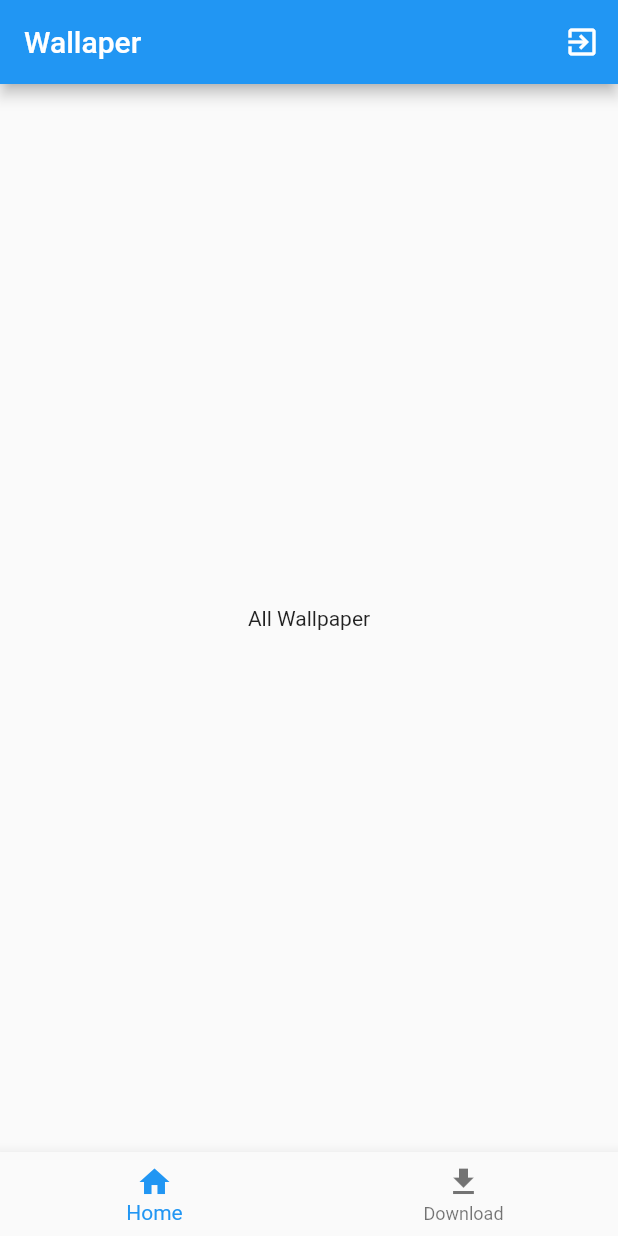
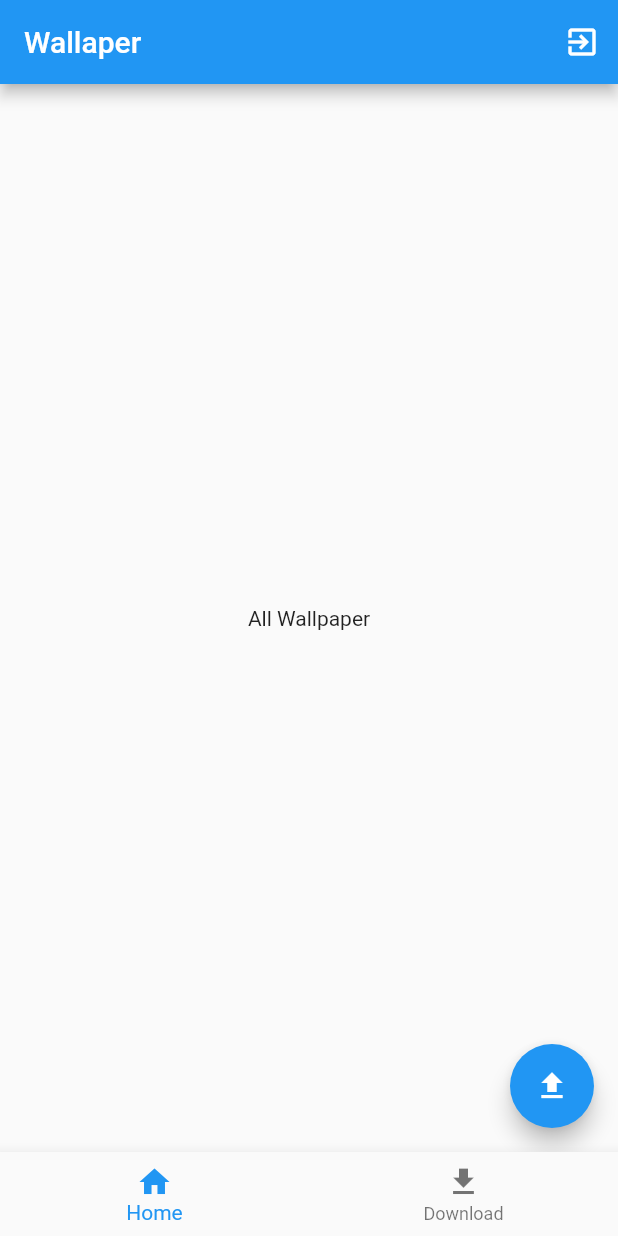
Before and after one commit to Debjit0/Wallpaper_App, a Flutter app: the screen it shows after launch, after a tap on "Continue with Google", on a phone screen of 412 x 824 dp. Run offline on Flutter 3.47's test engine with Material 2 defaults, Android fonts, the light colour scheme and no system bars.

Commit message:
changing layout

```diff
--- a/lib/screens/buttomNavPages/viewAllWallpaperPage.dart
+++ b/lib/screens/buttomNavPages/wallpaperpage/viewAllWallpaperPage.dart
@@ -1,4 +1,6 @@
 import 'package:flutter/material.dart';
+import 'package:wallpaper_application/screens/buttomNavPages/wallpaperpage/addWallpaper.dart';
+import 'package:wallpaper_application/utils%20/routers.dart';
 
 class WallpaperHomePage extends StatefulWidget {
   const WallpaperHomePage({super.key});
@@ -10,9 +12,13 @@ class WallpaperHomePage extends StatefulWidget {
 class _WallpaperHomePageState extends State<WallpaperHomePage> {
   @override
   Widget build(BuildContext context) {
-    return const Scaffold(
+    return Scaffold(
       body: Center(
         child: Text("All Wallpaper"),
+      ),
+      floatingActionButton: FloatingActionButton(
+        child: Icon(Icons.upload),
+        onPressed: () => nextPage(context: context, page: AddWallpaperPage()),
       ),
     );
   }
--- a/lib/screens/mainActivity.dart
+++ b/lib/screens/mainActivity.dart
@@ -1,6 +1,6 @@
 import 'package:flutter/material.dart';
 import 'package:wallpaper_application/screens/buttomNavPages/downloadPage.dart';
-import 'package:wallpaper_application/screens/buttomNavPages/viewAllWallpaperPage.dart';
+import 'package:wallpaper_application/screens/buttomNavPages/wallpaperpage/viewAllWallpaperPage.dart';
 
 class MainActivityPage extends StatefulWidget {
   const MainActivityPage({super.key});
```
Also changed, not shown: lib/screens/buttomNavPages/wallpaperpage/addWallpaper.dart (added, +19 -0 lines).
